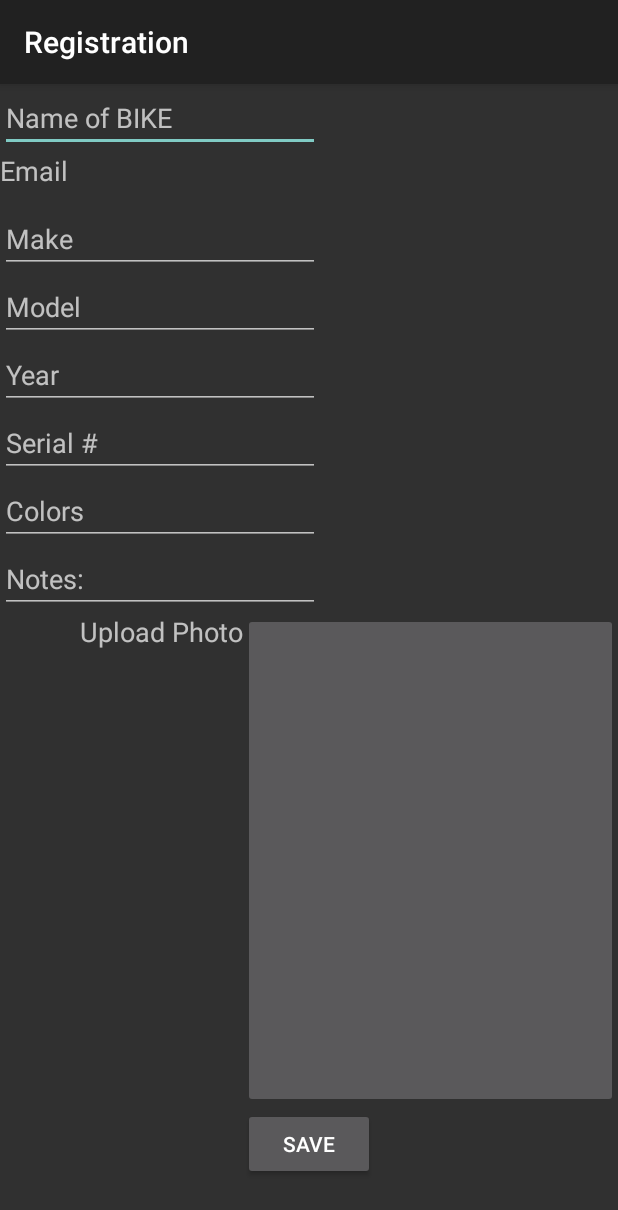
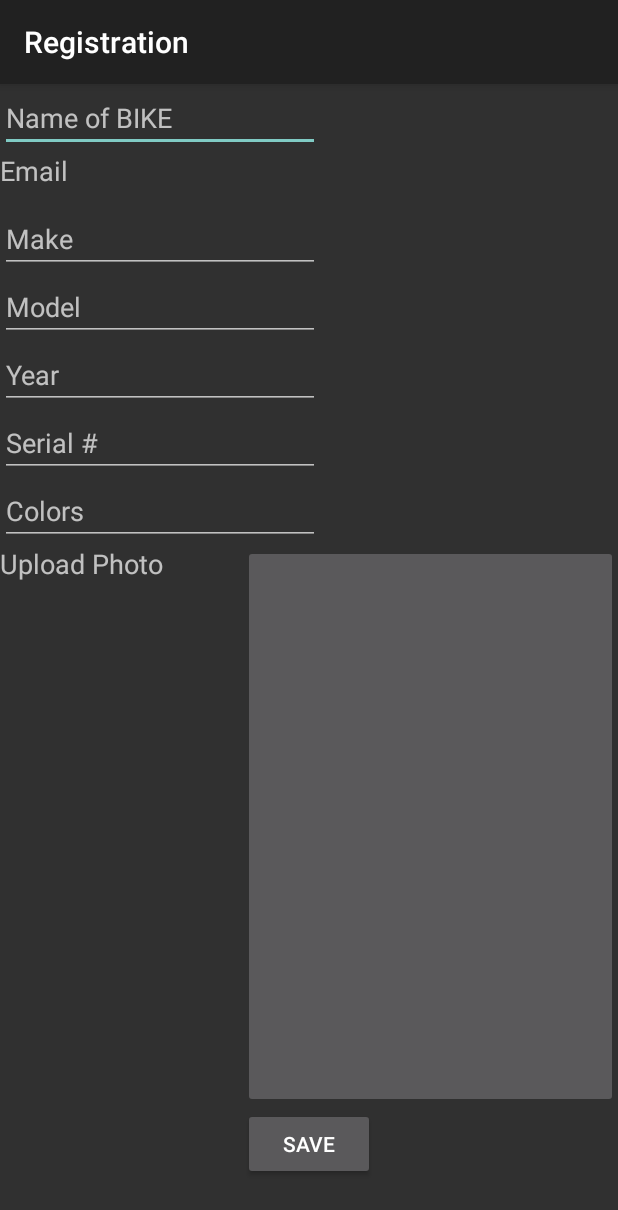
Before and after one commit to reymatias/Moonlight, an Android app: the RegisterActivity screen opened directly, with no data from a screen before it, on a phone screen of 412 x 824 dp. Shown: the top 1210 px of the screen. Run offline under Robolectric (Android 15) with nearby library versions, the phone set to English and light mode, and no system bars; our stand-ins replace ButterKnife; libraries missing offline, so code that uses them is left out: com.parse; 7 statements that could not run were skipped.

Commit message:
Update fixes
for stolen list, reg/profile might have to split in two, I will do that
now

```diff
--- a/Android/Moonlight_Android/app/src/main/java/helios/moonlight_android/DetailActivity.java
+++ b/Android/Moonlight_Android/app/src/main/java/helios/moonlight_android/DetailActivity.java
@@ -65,8 +65,8 @@ public class DetailActivity extends ActionBarActivity {
     TextView mstolen_location;
     @InjectView(R.id.Locking_description)
     TextView mlocking_description;
-/*    @InjectView(R.id.Locking_circumvented)
-    TextView mlist_item;*/
+    /*    @InjectView(R.id.Locking_circumvented)
+        TextView mlist_item;*/
     @InjectView(R.id.Date_stolen)
     TextView mdate_stolen;
     @InjectView(R.id.Description)
@@ -224,7 +224,7 @@ public class DetailActivity extends ActionBarActivity {
 
                             for (int i = 0; i < all_frame_color.size(); i++) {
                                 frame_color += all_frame_color.get(i);
-                                if ( i == all_frame_color.size()-1 )
+                                if (i == all_frame_color.size() - 1)
                                     frame_color += " ";
                                 else
                                     frame_color += ", ";
@@ -264,7 +264,8 @@ public class DetailActivity extends ActionBarActivity {
                                     mpolice_report_number.setText("Police Report Number: " + police_report_number);
                                     mpolice_report_department.setText("Police Report Department: " + police_report_department);
                                     Log.i(TAG, large_img);
-                                    Picasso.with(DetailActivity.getAppContext()).load(large_img).into(mBikeImage);
+                                    //Picasso.with(DetailActivity.getAppContext()).load(large_img).into(mBikeImage);
+                                    Picasso.with(getApplicationContext()).load(large_img).into(mBikeImage);
                                 }
 
                             });
--- a/Android/Moonlight_Android/app/src/main/java/helios/moonlight_android/DeviceControlActivity.java
+++ b/Android/Moonlight_Android/app/src/main/java/helios/moonlight_android/DeviceControlActivity.java
@@ -176,7 +176,7 @@ public class DeviceControlActivity extends ActionBarActivity {
 
     @Override
     public boolean onOptionsItemSelected(MenuItem item) {
-        switch(item.getItemId()) {
+        switch (item.getItemId()) {
             case R.id.menu_connect:
                 mBluetoothLeService.connect(mDeviceAddress);
                 return true;
--- a/Android/Moonlight_Android/app/src/main/java/helios/moonlight_android/DeviceScanActivity.java
+++ b/Android/Moonlight_Android/app/src/main/java/helios/moonlight_android/DeviceScanActivity.java
@@ -138,7 +138,6 @@ public class DeviceScanActivity extends ListActivity {
         }
 
 
-
         startActivity(intent);
         // startActivity(new_intent); // Return to connection screen
     }
@@ -175,7 +174,7 @@ public class DeviceScanActivity extends ListActivity {
         }
 
         public void addDevice(BluetoothDevice device) {
-            if(!mLeDevices.contains(device)) {
+            if (!mLeDevices.contains(device)) {
                 mLeDevices.add(device);
             }
         }
--- a/Android/Moonlight_Android/app/src/main/java/helios/moonlight_android/MenuActivity.java
+++ b/Android/Moonlight_Android/app/src/main/java/helios/moonlight_android/MenuActivity.java
@@ -14,13 +14,21 @@ import butterknife.InjectView;
 
 public class MenuActivity extends ActionBarActivity {
 
-    @InjectView(R.id.bluetooth_btn)ImageButton mBluetoothBtn;
-    @InjectView(R.id.search_btn)ImageButton mSearchBtn;
-    @InjectView(R.id.favorites_btn)ImageButton mFavoritesBtn;
-    @InjectView(R.id.maps_btn)ImageButton mMapsBtn;
-    @InjectView(R.id.report_btn)ImageButton mReportBtn;
-    @InjectView(R.id.profile_btn)ImageButton mProfileBtn;
-    @InjectView(R.id.return_btn)ImageButton mReturnBtn;
+    @InjectView(R.id.bluetooth_btn)
+    ImageButton mBluetoothBtn;
+    @InjectView(R.id.search_btn)
+    ImageButton mSearchBtn;
+    @InjectView(R.id.favorites_btn)
+    ImageButton mFavoritesBtn;
+    @InjectView(R.id.maps_btn)
+    ImageButton mMapsBtn;
+    @InjectView(R.id.report_btn)
+    ImageButton mReportBtn;
+    @InjectView(R.id.profile_btn)
+    ImageButton mProfileBtn;
+    @InjectView(R.id.return_btn)
+    ImageButton mReturnBtn;
+
     @Override
     protected void onCreate(Bundle savedInstanceState) {
         super.onCreate(savedInstanceState);
@@ -70,8 +78,8 @@ public class MenuActivity extends ActionBarActivity {
         mProfileBtn.setOnClickListener(new View.OnClickListener() {
             @Override
             public void onClick(View v) {
-                //Intent intent = new Intent(MenuActivity.this, StolenListActivity.class);
-                //startActivity(intent);
+                Intent intent = new Intent(MenuActivity.this, RegisterActivity.class);
+                startActivity(intent);
             }
         });
 
--- a/Android/Moonlight_Android/app/src/main/java/helios/moonlight_android/NavDrawActivity.java
+++ b/Android/Moonlight_Android/app/src/main/java/helios/moonlight_android/NavDrawActivity.java
@@ -53,7 +53,7 @@ public class NavDrawActivity extends ActionBarActivity
         Fragment fragment;
         // update the main content by replacing fragments
         FragmentManager fragmentManager = getSupportFragmentManager();
-        switch(position) {
+        switch (position) {
             default:
             case 0:
                 Intent bluetooth = new Intent(this, DeviceControlActivity.class);
@@ -78,7 +78,7 @@ public class NavDrawActivity extends ActionBarActivity
                 startActivity(intent);
                 break;
             case 4:
-                Intent reportStolen = new Intent(this,LostBikeActivity.class);
+                Intent reportStolen = new Intent(this, LostBikeActivity.class);
                 startActivity(reportStolen);
                 break;
             case 5:
--- a/Android/Moonlight_Android/app/src/main/java/helios/moonlight_android/NavigationDrawerFragment.java
+++ b/Android/Moonlight_Android/app/src/main/java/helios/moonlight_android/NavigationDrawerFragment.java
@@ -111,7 +111,7 @@ public class NavigationDrawerFragment extends Fragment {
                         getString(R.string.title_section5),
                         getString(R.string.title_section6),
                 }
-                ));
+        ));
         mDrawerListView.setItemChecked(mCurrentSelectedPosition, true);
         return mDrawerListView;
     }
--- a/Android/Moonlight_Android/app/src/main/java/helios/moonlight_android/RegisterActivity.java
+++ b/Android/Moonlight_Android/app/src/main/java/helios/moonlight_android/RegisterActivity.java
@@ -43,17 +43,28 @@ public class RegisterActivity extends ActionBarActivity {
     protected TextView profile_upload;
     protected Button profile_submit;*/
 
-    @InjectView(R.id.profile_name)EditText mprofile_name;
-    @InjectView(R.id.profile_email)TextView mprofile_email;
-    @InjectView(R.id.profile_make)EditText mprofile_make;
-    @InjectView(R.id.profile_model)EditText mprofile_model;
-    @InjectView(R.id.profile_year)EditText mprofile_year;
-    @InjectView(R.id.profile_serial)EditText mprofile_serial;
-    @InjectView(R.id.profile_colors)EditText mprofile_colors;
-    @InjectView(R.id.profile_notes)EditText mprofile_notes;
-    @InjectView(R.id.profile_upload)TextView mprofile_upload;
-    @InjectView(R.id.profile_submit)Button mprofile_submit;
-    @InjectView(R.id.profile_snap)ImageButton mprofile_snap;
+    @InjectView(R.id.profile_name)
+    EditText mprofile_name;
+    @InjectView(R.id.profile_email)
+    TextView mprofile_email;
+    @InjectView(R.id.profile_make)
+    EditText mprofile_make;
+    @InjectView(R.id.profile_model)
+    EditText mprofile_model;
+    @InjectView(R.id.profile_year)
+    EditText mprofile_year;
+    @InjectView(R.id.profile_serial)
+    EditText mprofile_serial;
+    @InjectView(R.id.profile_colors)
+    EditText mprofile_colors;
+/*    @InjectView(R.id.profile_notes)
+    EditText mprofile_notes;*/
+    @InjectView(R.id.profile_upload)
+    TextView mprofile_upload;
+    @InjectView(R.id.profile_submit)
+    Button mprofile_submit;
+    @InjectView(R.id.profile_snap)
+    ImageButton mprofile_snap;
 
     @Override
     protected void onCreate(Bundle savedInstanceState) {
@@ -80,13 +91,13 @@ public class RegisterActivity extends ActionBarActivity {
                     Log.d("Email", "Retrieved " + profile.getString("Email"));
                     //String name = result.getString("Name");
 
-                    mprofile_name.setText(profile.getString("Name"));
-                    mprofile_make.setText(profile.getString("Make"));
-                    mprofile_model.setText(profile.getString("Model"));
-                    mprofile_year.setText(profile.getString("Year"));
-                    mprofile_serial.setText(profile.getString("Serial"));
-                    mprofile_colors.setText(profile.getString("Color"));
-                    mprofile_notes.setText(profile.getString("Notes"));
+                    mprofile_name.setText(profile.getString("title"));
+                    mprofile_make.setText(profile.getString("manufacturer_name"));
+                    mprofile_model.setText(profile.getString("frame_model"));
+                    mprofile_year.setText(profile.getString("year"));
+                    mprofile_serial.setText(profile.getString("serial"));
+                    mprofile_colors.setText(profile.getString("frame_colors"));
+                    //mprofile_notes.setText(profile.getString("Notes"));
                 } else {
                     Log.d("Email", "Error: No info given!" + e.getMessage());
                 }
@@ -111,8 +122,12 @@ public class RegisterActivity extends ActionBarActivity {
                 final String year = mprofile_year.getText().toString().trim();
                 final String serial = mprofile_serial.getText().toString().trim();
                 final String colors = mprofile_colors.getText().toString().trim();
-                final String notes = mprofile_notes.getText().toString().trim();
+//                final String notes = mprofile_notes.getText().toString().trim();
 
+                if(name.length() == 0 || make.length() == 0 || model.length() == 0 || year.length() == 0 || serial.length() == 0 || colors.length() == 0 ){
+                    Toast.makeText(RegisterActivity.this, "Please fill in all fields!!", Toast.LENGTH_LONG).show();
+                }
+                else {
                     ParseQuery<ParseObject> query = ParseQuery.getQuery("BikeProfile");
                     query.whereEqualTo("Email", email);
                     query.getFirstInBackground(new GetCallback<ParseObject>() {
@@ -121,40 +136,43 @@ public class RegisterActivity extends ActionBarActivity {
                                 Log.d("ACC", "Updating " + profile.getString("Email"));
                                 //String name = result.getString("Name");
 
-                            profile.put("Name", name);
+                                profile.put("title", name);
                                 profile.put("Email", email);
-                            profile.put("Make", make);
-                            profile.put("Model", model);
-                            profile.put("Year", year);
-                            profile.put("Serial", serial);
-                            profile.put("Color", colors);
-                            profile.put("Notes", notes);
+                                profile.put("manufacturer_name", make);
+                                profile.put("frame_model", model);
+                                profile.put("year", year);
+                                profile.put("serial", serial);
+                                profile.put("frame_colors", colors);
+                                //profile.put("Notes", notes);
                                 profile.put("OwnerID", relationID);
                                 profile.saveInBackground();
                             } else {
                                 Log.d("ACC", "Creating New" + e.getMessage());
                                 ParseObject newprofile = new ParseObject("BikeProfile");
-                            newprofile.put("Name", name);
+                                newprofile.put("title", name);
                                 newprofile.put("Email", email);
-                            newprofile.put("Make", make);
-                            newprofile.put("Model", model);
-                            newprofile.put("Year", year);
-                            newprofile.put("Serial", serial);
-                            newprofile.put("Color", colors);
-                            newprofile.put("Notes", notes);
-                            newprofile.put("OwnerID", relationID);
+                                newprofile.put("manufacturer_name", make);
+                                newprofile.put("frame_model", model);
+                                newprofile.put("year", year);
+                                newprofile.put("serial", serial);
+                                newprofile.put("frame_colors", colors);
+                                //newprofile.put("Notes", notes);
+                                newprofile.put("OwnerID", relationID);//generated in parse user
                                 newprofile.saveInBackground();
                             }
+
+                        }
+                    });
+                    //Do this after all check is done correctly
+                    Toast.makeText(RegisterActivity.this, "SAVED!", Toast.LENGTH_LONG).show();
+                    Intent in = new Intent(getApplicationContext(), MenuActivity.class);
+                    startActivity(in);
+                }
+
+
             }
         });
 
 
-                Toast.makeText(RegisterActivity.this, "SAVED!", Toast.LENGTH_LONG).show();
-            }
-        });
-        Intent intent = new Intent(this, NavDrawActivity.class);
-        startActivity(intent);
-
-
     }
 }
--- a/Android/Moonlight_Android/app/src/main/java/helios/moonlight_android/StolenListActivity.java
+++ b/Android/Moonlight_Android/app/src/main/java/helios/moonlight_android/StolenListActivity.java
@@ -34,6 +34,7 @@ import org.json.JSONObject;
 import java.io.IOException;
 import java.util.ArrayList;
 import java.util.HashMap;
+
 import android.support.v7.app.ActionBarActivity;
 
 /**
@@ -43,15 +44,19 @@ public class StolenListActivity extends ActionBarActivity {
 
     //private CurrentStolen mCurrentStolen;
 
-    @InjectView(R.id.refreshImageView)ImageView mRefreshImageView;
-    @InjectView(R.id.progressBar)ProgressBar mProgressBar;
-    @InjectView(R.id.list_item)ListView mlist_item;
+    @InjectView(R.id.refreshImageView)
+    ImageView mRefreshImageView;
+    @InjectView(R.id.progressBar)
+    ProgressBar mProgressBar;
+    @InjectView(R.id.list_item)
+    ListView mlist_item;
 
     public static final String TAG = StolenListActivity.class.getSimpleName();
 
     // JSON Node names
     private static final String TAG_BIKES = "bikes";
     private static final String TAG_ID = "id";
+    private static final String TAG_DATA_FROM = "BikeIndex";
     private static final String TAG_TITLE = "title";
     private static final String TAG_SERIAL = "serial";
     private static final String TAG_MANUFACTURER_NAME = "manufacturer_name";
@@ -89,11 +94,15 @@ public class StolenListActivity extends ActionBarActivity {
                         .getText().toString();
                 String bike_id = ((TextView) view.findViewById(R.id.id))
                         .getText().toString();
+                String datafrom = ((TextView) view.findViewById(R.id.datafrom))
+                        .getText().toString();
+
 
                 //Starting single contact activity
                 Intent in = new Intent(getApplicationContext(), DetailActivity.class);
                 in.putExtra(TAG_TITLE, title);
                 in.putExtra(TAG_ID, bike_id);
+                in.putExtra(TAG_DATA_FROM, datafrom);
                 //in.getStringExtra(TAG_ID);
                 //Log.d(TAG, in.getStringExtra(TAG_ID));
                 in.putExtra(TAG_STOLEN_LOCATION, stolen_location);
@@ -187,6 +196,7 @@ public class StolenListActivity extends ActionBarActivity {
                                 HashMap<String, String> contact = new HashMap<String, String>();
 
                                 contact.put(TAG_ID, id);
+                                contact.put(TAG_DATA_FROM, TAG_DATA_FROM);
                                 contact.put(TAG_TITLE, title);
                                 contact.put(TAG_SERIAL, serial);
                                 contact.put(TAG_MANUFACTURER_NAME, manufacturer_name);
@@ -265,8 +275,8 @@ public class StolenListActivity extends ActionBarActivity {
         ListAdapter adapter = new SimpleAdapter(
                 StolenListActivity.this, bikeList,
                 R.layout.list_item, new String[]{TAG_TITLE,
-                TAG_STOLEN_LOCATION,TAG_ID}, new int[]{R.id.title,
-                R.id.stolen_location, R.id.id});
+                TAG_STOLEN_LOCATION, TAG_ID, TAG_DATA_FROM}, new int[]{R.id.title,
+                R.id.stolen_location, R.id.id, R.id.datafrom});
 
 //        setListAdapter(adapter);
         Log.d(TAG, "mlist_item.setAdapter(adapter);");
--- a/Android/Moonlight_Android/app/src/main/res/layout/activity_register.xml
+++ b/Android/Moonlight_Android/app/src/main/res/layout/activity_register.xml
@@ -63,14 +63,14 @@
         android:layout_alignParentStart="true"
         android:ems="10"/>
 
-    <EditText
+<!--    <EditText
         android:layout_width="wrap_content"
         android:layout_height="wrap_content"
         android:id="@+id/profile_notes"
         android:hint="@string/profile_notes"
         android:layout_below="@+id/profile_colors"
         android:layout_alignParentStart="true"
-        android:ems="10"/>
+        android:ems="10"/>-->
 
     <TextView
         android:layout_width="wrap_content"
@@ -78,8 +78,8 @@
         android:textAppearance="?android:attr/textAppearanceMedium"
         android:text="@string/profile_upload"
         android:id="@+id/profile_upload"
-        android:layout_below="@+id/profile_notes"
-        android:layout_toStartOf="@+id/profile_snap" />
+        android:layout_below="@+id/profile_colors"
+        android:layout_alignParentStart="true" />
 
     <ImageButton
         android:layout_width="wrap_content"
@@ -87,8 +87,9 @@
         android:id="@+id/profile_snap"
         android:layout_alignStart="@+id/profile_submit"
         android:layout_above="@+id/profile_submit"
-        android:layout_below="@+id/profile_notes"
-        android:layout_alignParentEnd="true" />
+        android:layout_alignParentEnd="true"
+        android:adjustViewBounds="true"
+        android:layout_below="@+id/profile_colors" />
 
     <Button
         android:layout_width="wrap_content"
--- a/Android/Moonlight_Android/app/src/main/res/layout/list_item.xml
+++ b/Android/Moonlight_Android/app/src/main/res/layout/list_item.xml
@@ -15,7 +15,8 @@
         android:layout_height="wrap_content"
         android:paddingBottom="2dip"
         android:paddingTop="6dip"
-        android:textColor="#43bd00"
+        android:textColor="#00ffff"
+
         android:textSize="16sp"
         android:text="Name of Bike: "
         android:textStyle="bold" />
@@ -40,4 +41,13 @@
         android:textColor="#5d5d5d"
         android:textStyle="bold" />
 
+    <TextView
+        android:id="@+id/datafrom"
+        android:layout_width="wrap_content"
+        android:layout_height="wrap_content"
+        android:gravity="left"
+        android:text="DataFrom"
+        android:textColor="#5d5d5d"
+        android:textStyle="bold" />
+
 </LinearLayout>
```
Also changed, not shown: Android/Moonlight_Android/app/src/main/java/helios/moonlight_android/BluetoothLeService.java (+6 -7 lines), Android/Moonlight_Android/app/src/main/java/helios/moonlight_android/LoginTwoActivity.java (+4 -6 lines), Android/Moonlight_Android/app/src/main/java/helios/moonlight_android/LostBikeActivity.java (+28 -23 lines), Android/Moonlight_Android/app/src/main/java/helios/moonlight_android/MapsActivity.java (+25 -28 lines), Android/Moonlight_Android/app/src/main/java/helios/moonlight_android/lostBikeLatLng.java (+4 -4 lines), Android/Moonlight_Android/app/src/main/java/helios/moonlight_android/MainActivity.java (indentation only). Lines whose indentation alone changed are shown as unchanged.
